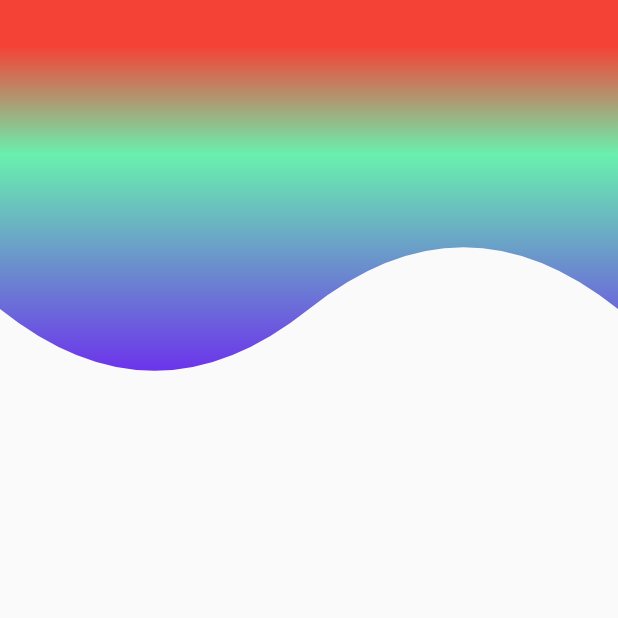
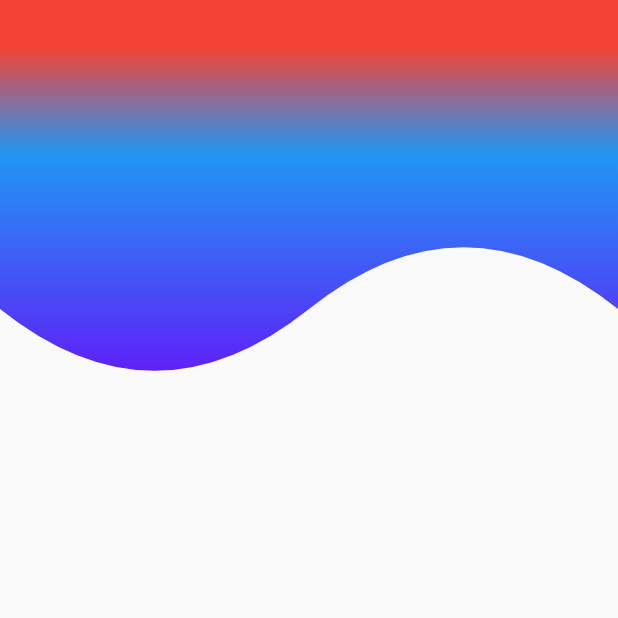
Before and after one commit to DannyStrelok/flutter_pinterest_clon, a Flutter app: the HeadersScreen screen opened directly, on a phone screen of 412 x 824 dp, the top half of it. Run offline on Flutter 3.47's test engine with Material 2 defaults, Android fonts, the phone set to English and light mode, and no system bars; our stand-ins replace animate_do, camera, flutter_svg, font_awesome_flutter, video_player.

Commit message:
Personalizado el tema

```diff
--- a/lib/src/screens/headers_screen.dart
+++ b/lib/src/screens/headers_screen.dart
@@ -1,11 +1,16 @@
 import 'package:flutter/material.dart';
+import 'package:flutter_pinterest/src/theme/theme.dart';
 import 'package:flutter_pinterest/src/widgets/headers.dart';
+import 'package:provider/provider.dart';
 
 class HeadersScreen extends StatelessWidget {
   @override
   Widget build(BuildContext context) {
+
+    final appTheme = Provider.of<ThemeChanger>(context).currentTheme;
+
     return Scaffold(
-      body: HeaderOla()
+      body: HeaderOla(color: appTheme.accentColor,)
     );
   }
 }
--- a/lib/src/widgets/headers.dart
+++ b/lib/src/widgets/headers.dart
@@ -263,6 +263,12 @@ class _HeaderCurvoPainter extends CustomPainter{
 }
 
 class HeaderOla extends StatelessWidget {
+
+  final Color color;
+
+
+  HeaderOla({this.color});
+
   @override
   Widget build(BuildContext context) {
     return Container(
@@ -270,13 +276,21 @@ class HeaderOla extends StatelessWidget {
       width: double.infinity,
       //color: Color(0xff615AAB),
       child: CustomPaint(
-        painter: _HeaderOlaPainter(),
+        painter: _HeaderOlaPainter(this.color),
       ),
     );
   }
 }
 
 class _HeaderOlaPainter extends CustomPainter{
+
+  final Color color;
+
+
+  _HeaderOlaPainter(
+      this.color
+      );
+
   @override
   void paint(Canvas canvas, Size size) {
 
@@ -285,7 +299,7 @@ class _HeaderOlaPainter extends CustomPainter{
         end: Alignment.bottomCenter,
         colors: [
           Colors.red,
-          Colors.greenAccent,
+          this.color,
           Color(0xff6D05FA)
         ],
         stops: [
@@ -300,7 +314,7 @@ class _HeaderOlaPainter extends CustomPainter{
     );
 
     final paint = Paint()..shader = gradient.createShader(rect);
-    //paint.color = Color(0xff615AAB);
+    paint.color = this.color; //Color(0xff615AAB);
     paint.style = PaintingStyle.fill;
     paint.strokeWidth = 2.0;
 
```
Also changed, not shown: lib/src/screens/graficas_circulares_screen.dart (+9 -4 lines), lib/src/screens/sliver_list_screen.dart (+22 -7 lines), lib/src/theme/theme.dart (+22 -3 lines).
